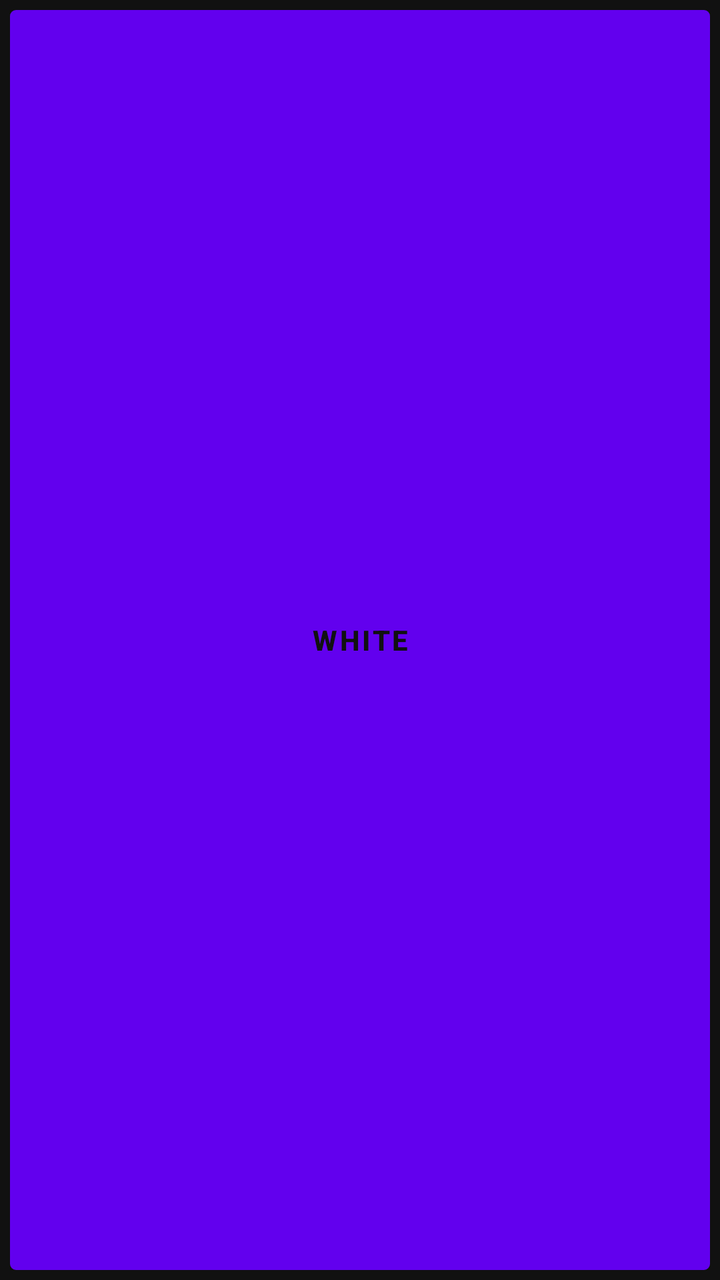
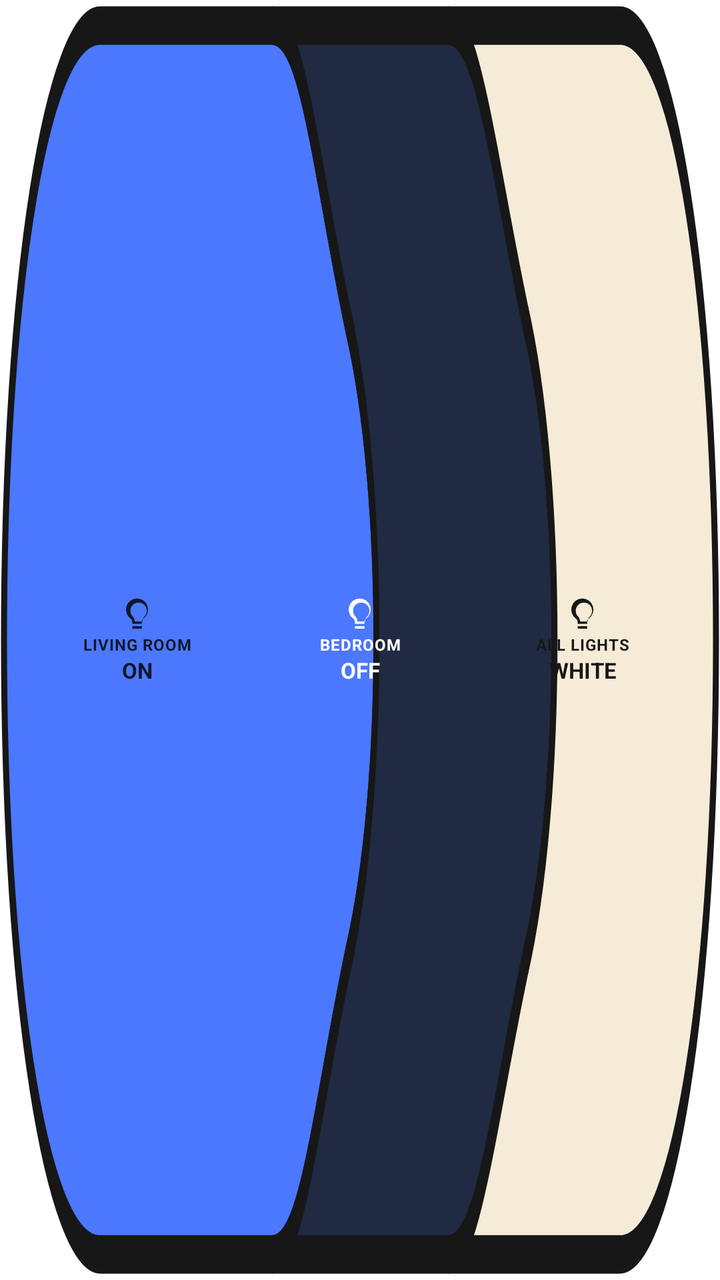

Before-and-after screenshots of an Android layout around one commit, followed by the original layout XML and the change that was made.
<!-- AndroidManifest.xml: fallback theme Theme.MaterialComponents.DayNight.NoActionBar -->
<!-- res/layout/widget_smart_controls_compact.xml -->
<?xml version="1.0" encoding="utf-8"?>
<FrameLayout xmlns:android="http://schemas.android.com/apk/res/android"
    android:layout_width="match_parent"
    android:layout_height="match_parent"
    android:padding="5dp"
    android:background="#111111">
    <Button
        android:id="@+id/widget_light_white"
        android:layout_width="match_parent"
        android:layout_height="match_parent"
        android:background="@drawable/widget_brutal_white"
        android:text="WHITE"
        android:textAllCaps="true"
        android:textColor="#111111"
        android:textStyle="bold"
        android:textSize="14sp" />
</FrameLayout>
<!-- resources referenced by this layout -->
<resources>
  <!-- drawable widget_brutal_white (drawable) -->
  <?xml version="1.0" encoding="utf-8"?>
  <shape xmlns:android="http://schemas.android.com/apk/res/android">
      <solid android:color="#F5F1E8" />
      <stroke android:width="2dp" android:color="#000000" />
      <corners android:radius="2dp" />
  </shape>
</resources>

<!-- the commit's change to res/layout/widget_smart_controls_compact.xml (unified diff, before → after) -->
@@ -1,17 +1,20 @@
 <?xml version="1.0" encoding="utf-8"?>
-<FrameLayout xmlns:android="http://schemas.android.com/apk/res/android"
-    android:layout_width="match_parent"
-    android:layout_height="match_parent"
-    android:padding="5dp"
-    android:background="#111111">
-    <Button
-        android:id="@+id/widget_light_white"
-        android:layout_width="match_parent"
-        android:layout_height="match_parent"
-        android:background="@drawable/widget_brutal_white"
-        android:text="WHITE"
-        android:textAllCaps="true"
-        android:textColor="#111111"
-        android:textStyle="bold"
-        android:textSize="14sp" />
+<FrameLayout xmlns:android="http://schemas.android.com/apk/res/android" android:layout_width="match_parent" android:layout_height="match_parent" android:background="@drawable/widget_bridge_cobalt" android:padding="4dp">
+    <LinearLayout android:layout_width="match_parent" android:layout_height="match_parent" android:orientation="horizontal" android:gravity="center" android:paddingStart="9dp" android:paddingEnd="9dp">
+        <LinearLayout android:id="@+id/widget_light_on" android:layout_width="0dp" android:layout_height="match_parent" android:layout_weight="1" android:orientation="vertical" android:gravity="center" android:clickable="true" android:focusable="true" android:background="@android:color/transparent" android:contentDescription="LIVING ROOM ON">
+            <ImageView android:layout_width="19dp" android:layout_height="19dp" android:src="@drawable/ic_widget_bulb" android:tint="#10172A" android:contentDescription="@null" />
+            <TextView android:layout_width="match_parent" android:layout_height="wrap_content" android:gravity="center" android:singleLine="true" android:ellipsize="end" android:text="LIVING ROOM" android:textColor="#10172A" android:textSize="8sp" android:textStyle="bold" android:letterSpacing="0.04" />
+            <TextView android:layout_width="match_parent" android:layout_height="wrap_content" android:gravity="center" android:text="ON" android:textColor="#10172A" android:textSize="11sp" android:textStyle="bold" />
+        </LinearLayout>
+        <LinearLayout android:id="@+id/widget_light_off" android:layout_width="0dp" android:layout_height="match_parent" android:layout_weight="1" android:orientation="vertical" android:gravity="center" android:clickable="true" android:focusable="true" android:background="@android:color/transparent" android:contentDescription="BEDROOM OFF">
+            <ImageView android:layout_width="19dp" android:layout_height="19dp" android:src="@drawable/ic_widget_bulb" android:tint="#FFFFFF" android:contentDescription="@null" />
+            <TextView android:layout_width="match_parent" android:layout_height="wrap_content" android:gravity="center" android:singleLine="true" android:ellipsize="end" android:text="BEDROOM" android:textColor="#FFFFFF" android:textSize="8sp" android:textStyle="bold" android:letterSpacing="0.04" />
+            <TextView android:layout_width="match_parent" android:layout_height="wrap_content" android:gravity="center" android:text="OFF" android:textColor="#FFFFFF" android:textSize="11sp" android:textStyle="bold" />
+        </LinearLayout>
+        <LinearLayout android:id="@+id/widget_light_white" android:layout_width="0dp" android:layout_height="match_parent" android:layout_weight="1" android:orientation="vertical" android:gravity="center" android:clickable="true" android:focusable="true" android:background="@android:color/transparent" android:contentDescription="ALL LIGHTS WHITE">
+            <ImageView android:layout_width="19dp" android:layout_height="19dp" android:src="@drawable/ic_widget_bulb" android:tint="#171717" android:contentDescription="@null" />
+            <TextView android:layout_width="match_parent" android:layout_height="wrap_content" android:gravity="center" android:singleLine="true" android:ellipsize="end" android:text="ALL LIGHTS" android:textColor="#171717" android:textSize="8sp" android:textStyle="bold" android:letterSpacing="0.04" />
+            <TextView android:layout_width="match_parent" android:layout_height="wrap_content" android:gravity="center" android:text="WHITE" android:textColor="#171717" android:textSize="11sp" android:textStyle="bold" />
+        </LinearLayout>
+    </LinearLayout>
 </FrameLayout>
<!-- resource entries referenced after the edit -->
@@ -1,11 +1,16 @@
 <!-- resources referenced by this layout -->
 <resources>
-  <!-- drawable widget_brutal_white (drawable) -->
+  <!-- drawable ic_widget_bulb (drawable) -->
   <?xml version="1.0" encoding="utf-8"?>
-  <shape xmlns:android="http://schemas.android.com/apk/res/android">
-      <solid android:color="#F5F1E8" />
-      <stroke android:width="2dp" android:color="#000000" />
-      <corners android:radius="2dp" />
-  </shape>
+  <vector xmlns:android="http://schemas.android.com/apk/res/android" android:width="24dp" android:height="24dp" android:viewportWidth="24" android:viewportHeight="24">
+      <path android:fillColor="#FF000000" android:pathData="M9,21h6v-1.5H9V21zM12,2a7,7 0,0 0,-4.1 12.67c0.67,0.49 1.1,1.2 1.1,2.08V18h6v-1.25c0,-0.88 0.43,-1.59 1.1,-2.08A7,7 0,0 0,12 2zM13.5,16.5h-3v-0.3c0,-1.35 -0.65,-2.57 -1.7,-3.35A5.2,5.2 0,1 1,17.2 12.85c-1.05,0.78 -1.7,2 -1.7,3.35v0.3z" />
+  </vector>
+  <!-- drawable widget_bridge_cobalt (drawable) -->
+  <?xml version="1.0" encoding="utf-8"?>
+  <vector xmlns:android="http://schemas.android.com/apk/res/android" android:width="360dp" android:height="100dp" android:viewportWidth="360" android:viewportHeight="100">
+      <path android:fillColor="#4B78FF" android:strokeColor="#171717" android:strokeWidth="3" android:pathData="M50,2 H136 C151,2 158,13 174,25 C193,38 193,62 174,75 C158,87 151,98 136,98 H50 C23,98 2,77 2,50 C2,23 23,2 50,2 Z" />
+      <path android:fillColor="#202A43" android:strokeColor="#171717" android:strokeWidth="3" android:pathData="M136,2 H224 C239,2 247,13 263,25 C282,38 282,62 263,75 C247,87 239,98 224,98 H136 C151,98 158,87 174,75 C193,62 193,38 174,25 C158,13 151,2 136,2 Z" />
+      <path android:fillColor="#F5EBD7" android:strokeColor="#171717" android:strokeWidth="3" android:pathData="M224,2 H310 C337,2 358,23 358,50 C358,77 337,98 310,98 H224 C239,98 247,87 263,75 C282,62 282,38 263,25 C247,13 239,2 224,2 Z" />
+  </vector>
 </resources>
 
